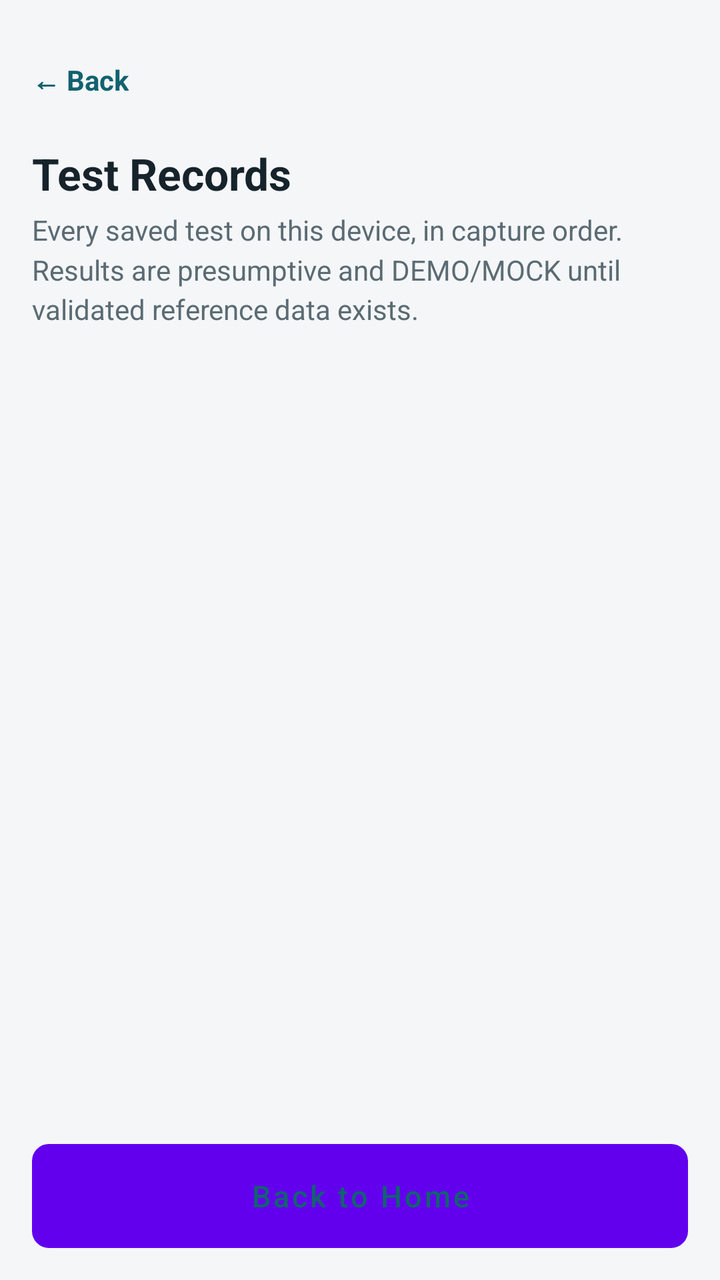
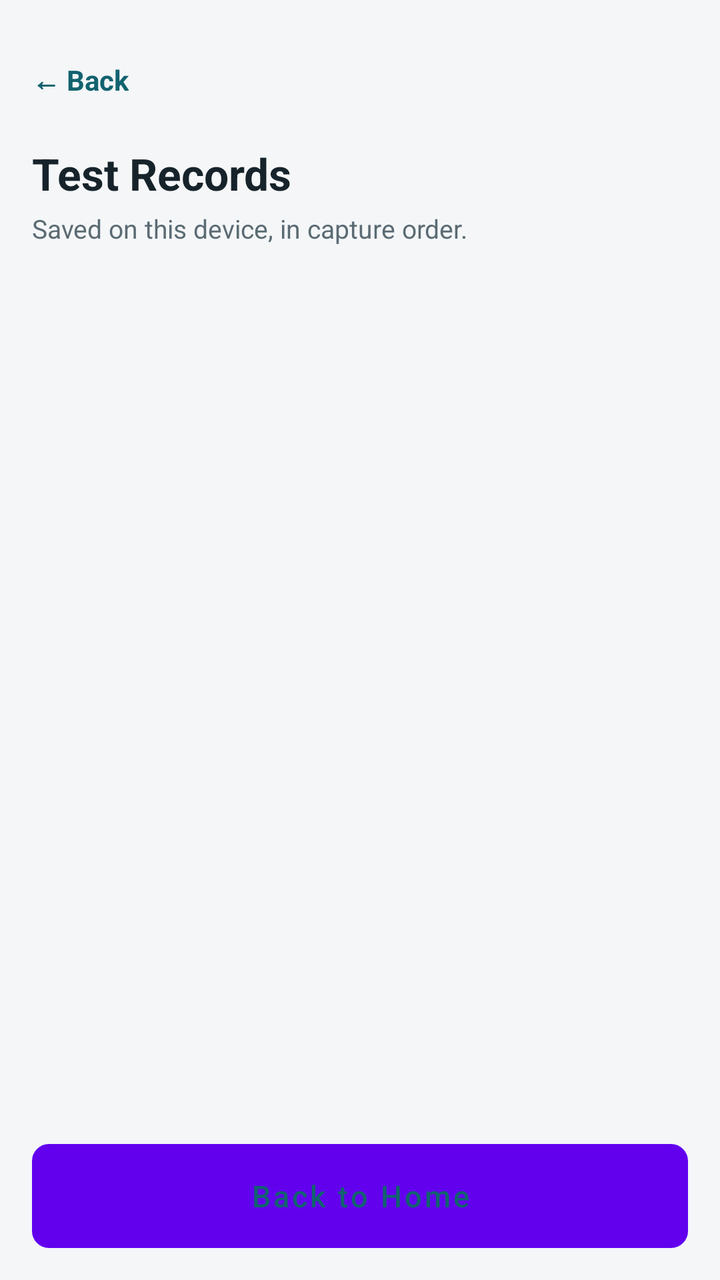

The first picture is an Android layout as it rendered before a commit; the second is the same layout after the commit. The layout source and the unified diff follow.
<!-- AndroidManifest.xml: fallback theme Theme.MaterialComponents.DayNight.NoActionBar -->
<!-- res/layout/activity_records.xml -->
<?xml version="1.0" encoding="utf-8"?>
<LinearLayout xmlns:android="http://schemas.android.com/apk/res/android"
    android:layout_width="match_parent"
    android:layout_height="match_parent"
    android:background="@color/background"
    android:fitsSystemWindows="true"
    android:orientation="vertical">

    <LinearLayout
        android:layout_width="match_parent"
        android:layout_height="match_parent"
        android:orientation="vertical"
        android:padding="@dimen/screen_margin">

    <TextView
        android:id="@+id/tvBack"
        style="@style/Text.BackLink"
        android:layout_width="wrap_content"
        android:layout_height="wrap_content"
        android:contentDescription="@string/common_back"
        android:text="@string/common_back" />

    <TextView
        style="@style/Text.ScreenTitle"
        android:layout_width="wrap_content"
        android:layout_height="wrap_content"
        android:layout_marginTop="@dimen/item_gap"
        android:text="Test Records" />

    <TextView
        style="@style/Text.Support"
        android:layout_width="match_parent"
        android:layout_height="wrap_content"
        android:layout_marginTop="4dp"
        android:text="Every saved test on this device, in capture order. Results are presumptive and DEMO/MOCK until validated reference data exists." />

    <ScrollView
        android:id="@+id/listScroll"
        android:layout_width="match_parent"
        android:layout_height="0dp"
        android:layout_marginTop="@dimen/section_gap"
        android:layout_weight="1">

        <LinearLayout
            android:id="@+id/recordList"
            android:layout_width="match_parent"
            android:layout_height="wrap_content"
            android:orientation="vertical" />
    </ScrollView>

    <TextView
        android:id="@+id/tvEmpty"
        android:layout_width="match_parent"
        android:layout_height="0dp"
        android:layout_weight="1"
        android:gravity="center"
        android:padding="24dp"
        android:text="No test records yet."
        android:visibility="gone" />

    <Button
        android:id="@+id/btnHome"
        style="@style/Widget.Button.Secondary"
        android:layout_width="match_parent"
        android:layout_height="@dimen/button_height"
        android:layout_marginTop="12dp"
        android:text="Back to Home" />

    </LinearLayout>
</LinearLayout>
<!-- resources referenced by this layout -->
<resources>
  <color name="background">#F4F6F8</color>
  <dimen name="button_height">52dp</dimen>
  <dimen name="item_gap">8dp</dimen>
  <dimen name="screen_margin">16dp</dimen>
  <dimen name="section_gap">24dp</dimen>
  <string name="common_back">← Back</string>
  <style name="Text.BackLink" parent="">
          <item name="android:textSize">14sp</item>
          <item name="android:textStyle">bold</item>
          <item name="android:textColor">@color/primary</item>
          <item name="android:minHeight">@dimen/touch_target</item>
          <item name="android:gravity">center_vertical</item>
          <item name="android:background">?android:attr/selectableItemBackground</item>
          <item name="android:clickable">true</item>
          <item name="android:focusable">true</item>
      </style>
  <style name="Text.ScreenTitle" parent="">
          <item name="android:textSize">22sp</item>
          <item name="android:textStyle">bold</item>
          <item name="android:textColor">@color/text_primary</item>
      </style>
  <style name="Text.Support" parent="">
          <item name="android:textSize">14sp</item>
          <item name="android:textColor">@color/text_secondary</item>
          <item name="android:lineSpacingMultiplier">1.2</item>
      </style>
  <style name="Widget.Button.Secondary" parent="">
          <item name="android:layout_width">match_parent</item>
          <item name="android:layout_height">@dimen/button_height</item>
          <item name="android:background">@drawable/bg_button_secondary</item>
          <item name="android:textColor">@color/primary</item>
          <item name="android:textSize">15sp</item>
          <item name="android:textAllCaps">false</item>
          <item name="android:stateListAnimator">@null</item>
      </style>
  <color name="primary">#12626F</color>
  <dimen name="touch_target">48dp</dimen>
  <color name="text_primary">#16232A</color>
  <color name="text_secondary">#5B6B73</color>
  <!-- drawable bg_button_secondary (drawable) -->
  <?xml version="1.0" encoding="utf-8"?>
  <shape xmlns:android="http://schemas.android.com/apk/res/android"
      android:shape="rectangle">
      <solid android:color="@color/surface" />
      <stroke
          android:width="1dp"
          android:color="@color/primary" />
      <corners android:radius="@dimen/button_radius" />
  </shape>
  <color name="surface">#FFFFFF</color>
  <dimen name="button_radius">8dp</dimen>
</resources>

<!-- the commit's change to res/layout/activity_records.xml (unified diff, before → after) -->
@@ -32,7 +32,7 @@
         android:layout_width="match_parent"
         android:layout_height="wrap_content"
         android:layout_marginTop="4dp"
-        android:text="Every saved test on this device, in capture order. Results are presumptive and DEMO/MOCK until validated reference data exists." />
+        android:text="Saved on this device, in capture order." />
 
     <ScrollView
         android:id="@+id/listScroll"
<!-- resource entries referenced after the edit -->
@@ -22,9 +22,9 @@
           <item name="android:textColor">@color/text_primary</item>
       </style>
   <style name="Text.Support" parent="">
-          <item name="android:textSize">14sp</item>
+          <item name="android:textSize">13sp</item>
           <item name="android:textColor">@color/text_secondary</item>
-          <item name="android:lineSpacingMultiplier">1.2</item>
+          <item name="android:lineSpacingMultiplier">1.25</item>
       </style>
   <style name="Widget.Button.Secondary" parent="">
           <item name="android:layout_width">match_parent</item>
